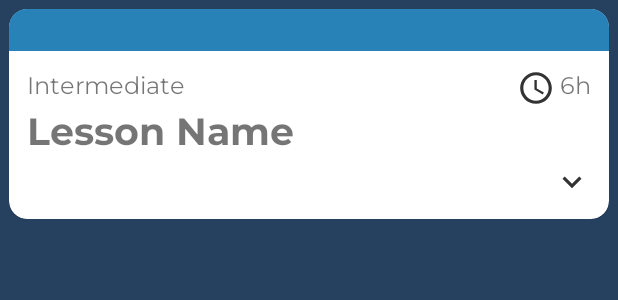
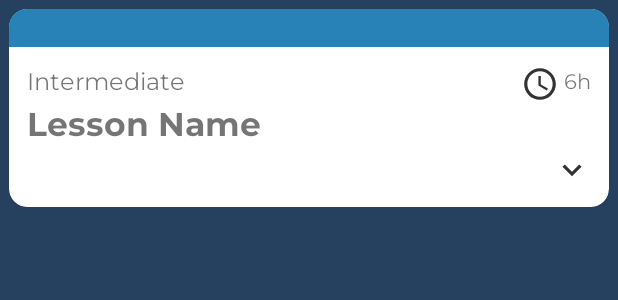
Before and after one commit to ahmedferkous/LearningApplication, an Android app: the layout lesson_item.xml on its own in the app's theme, with its tools: preview values and no code run, on a phone screen of 412 x 824 dp. Shown: the top 300 px of the screen. Run offline under Robolectric (Android 15) with nearby library versions, the phone set to English and light mode, and no system bars; Roboto replaces fonts that are not available here.

```diff
--- a/app/src/main/java/com/example/testapplication/ViewModels/LessonItemViewModel.java
+++ b/app/src/main/java/com/example/testapplication/ViewModels/LessonItemViewModel.java
@@ -1,4 +1,6 @@
 package com.example.testapplication.ViewModels;
+
+import android.util.Log;
 
 import androidx.lifecycle.MutableLiveData;
 import androidx.lifecycle.ViewModel;
@@ -10,12 +12,15 @@ import com.google.firebase.firestore.FirebaseFirestore;
 import java.util.List;
 
 public class LessonItemViewModel extends ViewModel {
+    private static final String TAG = "LessonItemViewModel";
+
     private final MutableLiveData<List<LessonItem>> lessonItemListMutableLiveData;
     private final FirebaseRepository repository;
 
     public LessonItemViewModel() {
         repository = new FirebaseRepository();
         lessonItemListMutableLiveData = repository.getLessonItemListMutableLiveData();
+        Log.d(TAG, "LessonItemViewModel: ");
     }
 
     public MutableLiveData<List<LessonItem>> getLiveLessonItemData() {
--- a/app/src/main/res/layout/fragment_notes.xml
+++ b/app/src/main/res/layout/fragment_notes.xml
@@ -7,7 +7,7 @@
     <RelativeLayout
         android:layout_width="match_parent"
         android:layout_height="match_parent"
-        android:layout_margin="15dp">
+        android:layout_margin="10dp">
 
         <androidx.recyclerview.widget.RecyclerView
             android:id="@+id/recView"
--- a/app/src/main/res/layout/lesson_item.xml
+++ b/app/src/main/res/layout/lesson_item.xml
@@ -1,8 +1,8 @@
 <?xml version="1.0" encoding="utf-8"?>
 <RelativeLayout xmlns:android="http://schemas.android.com/apk/res/android"
     xmlns:app="http://schemas.android.com/apk/res-auto"
+    android:id="@+id/parent"
     android:layout_width="match_parent"
-    android:id="@+id/parent"
     android:layout_height="wrap_content"
     android:layout_margin="6dp">
 
@@ -21,10 +21,11 @@
                 android:layout_height="wrap_content">
 
                 <ImageView
+                    android:id="@+id/imgViewBackground"
                     android:layout_width="match_parent"
-                    android:layout_height="28dp"
-                    android:scaleType="centerCrop"
-                    android:src="@color/lightBlue" />
+                    android:layout_height="25dp"
+                    android:background="@color/lightBlue"
+                    android:scaleType="centerCrop" />
 
             </RelativeLayout>
 
@@ -64,8 +65,7 @@
                         android:layout_alignParentEnd="true"
                         android:layout_centerVertical="true"
                         android:fontFamily="@font/montserrat"
-                        android:text="6h"
-                        android:textSize="16sp" />
+                        android:text="6h" />
 
                 </RelativeLayout>
 
@@ -75,32 +75,32 @@
                     android:layout_height="wrap_content"
                     android:fontFamily="@font/montserrat_bold"
                     android:text="Lesson Name"
-                    android:textSize="25sp"
+                    android:textSize="22sp"
                     android:textStyle="bold" />
 
                 <TextView
+                    android:id="@+id/txtLessonDesc"
                     android:layout_width="match_parent"
                     android:layout_height="wrap_content"
-                    android:id="@+id/txtLessonDesc"
                     android:fontFamily="@font/montserrat"
                     android:text="Lesson Description"
-                    android:textSize="18sp"
-                    android:visibility="gone"/>
+                    android:textSize="16sp"
+                    android:visibility="gone" />
 
                 <ImageView
+                    android:id="@+id/imgViewDropdown"
                     android:layout_width="25dp"
                     android:layout_height="25dp"
-                    android:id="@+id/imgViewDropdown"
                     android:layout_gravity="end"
                     android:src="@drawable/ic_dropdown" />
 
                 <ImageView
+                    android:id="@+id/imgViewDropup"
                     android:layout_width="25dp"
                     android:layout_height="25dp"
-                    android:id="@+id/imgViewDropup"
                     android:layout_gravity="end"
-                    android:visibility="gone"
-                    android:src="@drawable/ic_dropup" />
+                    android:src="@drawable/ic_dropup"
+                    android:visibility="gone" />
 
             </LinearLayout>
 
```
Also changed, not shown: app/src/main/java/com/example/testapplication/Activities/ScreenActivity.java (+11 -1 lines), app/src/main/java/com/example/testapplication/Adapters/LessonItemAdapter.java (+23 -1 lines), app/src/main/java/com/example/testapplication/Fragments/FragmentNotes.java (added, +57 -0 lines), app/src/main/java/com/example/testapplication/Repositories/FirebaseRepository.java (+8 -3 lines).
